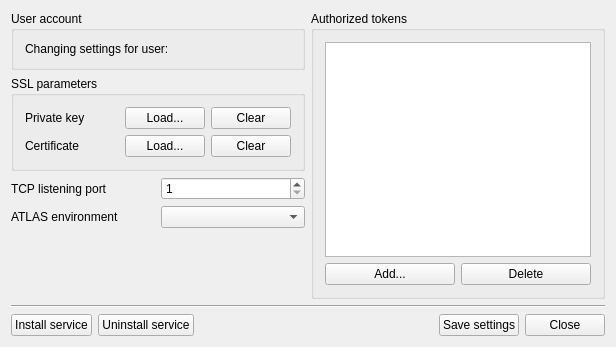
Old version of the form mainwindow.ui in the repository kernel1024/atlastcpsvc-ng.
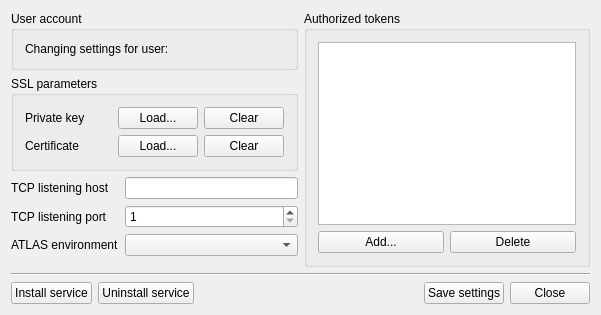
New version of the form.

```diff
--- a/mainwindow.ui
+++ b/mainwindow.ui
@@ -6,20 +6,20 @@
    <rect>
     <x>0</x>
     <y>0</y>
-    <width>616</width>
-    <height>347</height>
+    <width>601</width>
+    <height>315</height>
    </rect>
   </property>
   <property name="windowTitle">
    <string>AtlasTCPSvc-NG</string>
   </property>
   <widget class="QWidget" name="centralWidget">
-   <layout class="QVBoxLayout" name="verticalLayout_4">
-    <item>
-     <layout class="QHBoxLayout" name="horizontalLayout_5">
-      <item>
        <layout class="QVBoxLayout" name="verticalLayout_3">
         <item>
+     <layout class="QHBoxLayout" name="horizontalLayout_2">
+      <item>
+       <layout class="QVBoxLayout" name="verticalLayout_2">
+        <item>
          <widget class="QGroupBox" name="groupBox_3">
           <property name="title">
            <string>User account</string>
@@ -55,8 +55,6 @@
          </widget>
         </item>
         <item>
-         <layout class="QVBoxLayout" name="verticalLayout_2">
-          <item>
            <widget class="QGroupBox" name="groupBox">
             <property name="title">
              <string>SSL parameters</string>
@@ -122,8 +120,21 @@
            </widget>
           </item>
           <item>
-           <layout class="QHBoxLayout" name="horizontalLayout_2">
-            <item>
+         <layout class="QFormLayout" name="formLayout">
+          <item row="0" column="0">
+           <widget class="QLabel" name="label_6">
+            <property name="text">
+             <string>TCP listening host</string>
+            </property>
+            <property name="buddy">
+             <cstring>editHost</cstring>
+            </property>
+           </widget>
+          </item>
+          <item row="0" column="1">
+           <widget class="QLineEdit" name="editHost"/>
+          </item>
+          <item row="1" column="0">
              <widget class="QLabel" name="label_3">
               <property name="text">
                <string>TCP listening port</string>
@@ -133,7 +144,7 @@
               </property>
              </widget>
             </item>
-            <item>
+          <item row="1" column="1">
              <widget class="QSpinBox" name="spinPort">
               <property name="minimum">
                <number>1</number>
@@ -143,11 +154,7 @@
               </property>
              </widget>
             </item>
-           </layout>
-          </item>
-          <item>
-           <layout class="QHBoxLayout" name="horizontalLayout_3">
-            <item>
+          <item row="2" column="0">
              <widget class="QLabel" name="label_4">
               <property name="text">
                <string>ATLAS environment</string>
@@ -157,13 +164,11 @@
               </property>
              </widget>
             </item>
-            <item>
+          <item row="2" column="1">
              <widget class="QComboBox" name="listEnvironment"/>
             </item>
            </layout>
           </item>
-         </layout>
-        </item>
         <item>
          <spacer name="verticalSpacer_2">
           <property name="orientation">
```
Left out of the diff: 4 changed lines with no effect on the pictures. Lines whose indentation alone changed are shown as unchanged.
